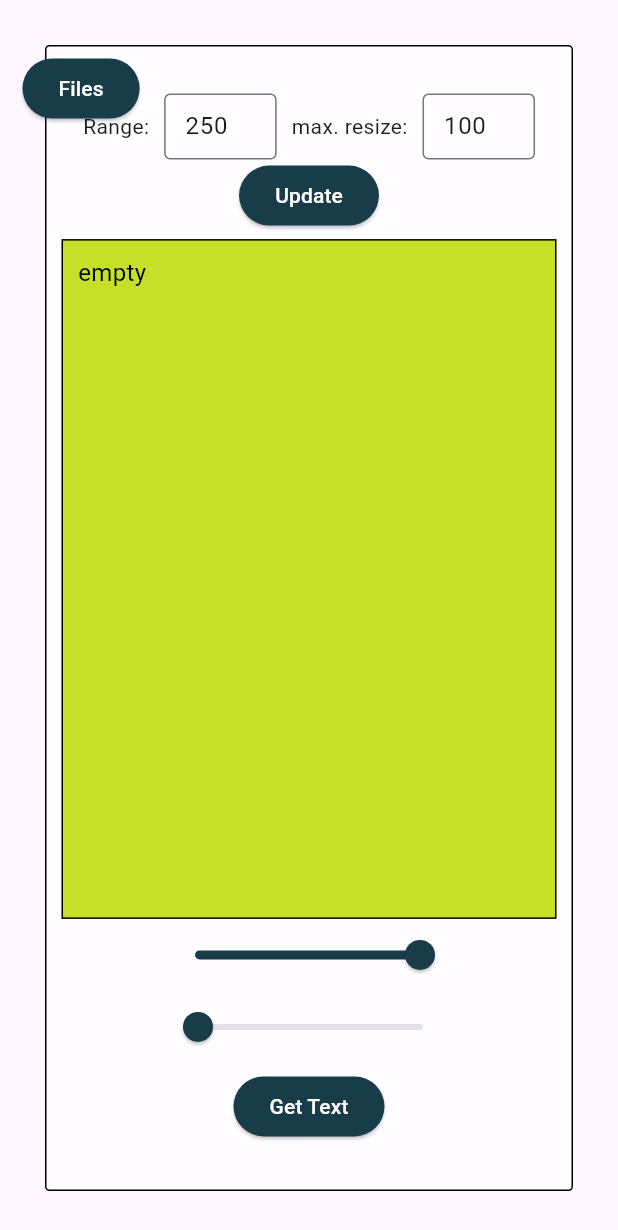
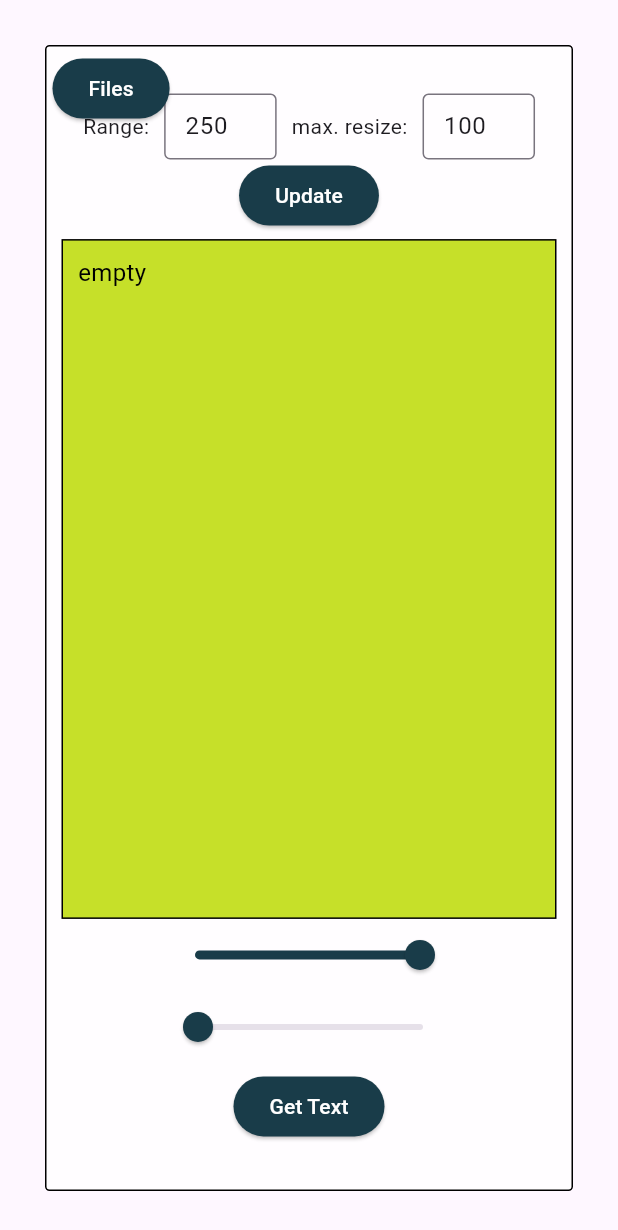
Before and after one commit to MichaPau/RandomReader-flutter, a Flutter app: the screen it shows after launch, after a tap on "Get Text", on a phone screen of 412 x 824 dp. Shown: the top 1230 px of the screen. Run offline on Flutter 3.47's test engine with Material 2 defaults, Android fonts, the phone set to English and light mode, and no system bars; our stand-ins replace file_picker, shared_preferences; missing offline and left inert: multi_split_view, window_manager; statements that could not run were skipped.

Commit message:
main updated

```diff
--- a/lib/main.dart
+++ b/lib/main.dart
@@ -1,19 +1,21 @@
-import 'dart:math';
-import 'dart:io';
+//import 'dart:math';
+//import 'dart:io';
 
 import 'package:flutter/material.dart';
 import 'package:flutter/services.dart';
 import 'package:flutter/rendering.dart';
 import 'package:provider/provider.dart';
 
-import 'package:file_picker/file_picker.dart';
+//import 'package:file_picker/file_picker.dart';
 import 'package:path/path.dart' as p;
 import 'package:multi_split_view/multi_split_view.dart';
-import 'package:shared_preferences/shared_preferences.dart';
+//import 'package:random_reader/modules/test_notification.dart';
+//import 'package:shared_preferences/shared_preferences.dart';
 import 'package:window_manager/window_manager.dart';
 
 //import 'dart:async';
 
+import 'state/app_state.dart';
 //import 'modules/test_widget.dart';
 
 void showLayoutGuidelines() {
@@ -34,197 +36,174 @@ class TextData {
   String fileName = "empty";
   String fileContent = "empty";
   String resultContent = 'empty';
-  //int resultLength = 0;
   int startIndex = 0;
   int endIndex = 0;
 }
 
-class UserSettings {
-  String bookDirectory = p.join(Directory.current.path, 'assets', 'books');
-  int selectedIndex = 0;
+// class UserSettings {
+//   String bookDirectory = p.join(Directory.current.path, 'assets', 'books');
+//   int selectedIndex = 0;
 
-  int resultLength = 250;
-  int rangeModifier = 100;
-}
+//   int resultLength = 250;
+//   int rangeModifier = 100;
+// }
 
-class MyAppState extends ChangeNotifier {
-  var info = "Info string";
-  //var bookDirPath = p.join(Directory.current.path, 'assets', 'books');
-  var fileNames = <String>[];
+// class MyAppState extends ChangeNotifier {
+//   var info = "Info string";
+//   var fileNames = <String>[];
 
-  //int selectedFileIndex = 0;
-  //int maxRange = 100;
+//   var textData = TextData();
+//   var userSettings = UserSettings();
 
-  var textData = TextData();
-  var userSettings = UserSettings();
+//   MyAppState() {
 
-  MyAppState() {
-    // _localPath.then((value) {
-    //   dir = Directory(value);
-    //   initFiles();
-    // });
+//     init();
 
-    init();
+//     textData.fileName = 'empty';
+//     textData.fileContent = 'empty';
+//     textData.resultContent = 'empty';
+//     textData.startIndex = 0;
+//     textData.endIndex = 0;
+//   }
 
-    textData.fileName = 'empty';
-    textData.fileContent = 'empty';
-    textData.resultContent = 'empty';
-    //textData.resultLength = 250;
-    textData.startIndex = 0;
-    textData.endIndex = 0;
-  }
-  // Future<String> get _localPath async {
-  //   final directory = Directory(bookDirPath);
+//   init() async {
+//     await loadSettings();
+//     await initFiles();
+//   }
 
-  //   return directory.path;
-  // }
+//   Future<void> loadSettings() async {
+//     var prefs = await SharedPreferences.getInstance();
 
-  init() async {
-    await loadSettings();
-    await initFiles();
-  }
+//     print("Default path:${userSettings.bookDirectory}");
+//     // if (prefs.containsKey("bookDirectory")) {
+//     //   userSettings.bookDirectory = prefs.getString("bookDirectory")!;
+//     // }
 
-  Future<void> loadSettings() async {
-    var prefs = await SharedPreferences.getInstance();
+//     if (prefs.containsKey("selectedIndex")) {
+//       userSettings.selectedIndex = prefs.getInt("selectedIndex")!;
+//     }
 
-    print("Default path:${userSettings.bookDirectory}");
-    // if (prefs.containsKey("bookDirectory")) {
-    //   userSettings.bookDirectory = prefs.getString("bookDirectory")!;
-    // }
+//     if (prefs.containsKey("resultLength")) {
+//       userSettings.resultLength = prefs.getInt("resultLength")!;
+//     }
+//     if (prefs.containsKey("rangeModifier")) {
+//       userSettings.rangeModifier = prefs.getInt("rangeModifier")!;
+//     }
 
-    if (prefs.containsKey("selectedIndex")) {
-      userSettings.selectedIndex = prefs.getInt("selectedIndex")!;
-    }
+//     print("selectedIndex(loadSettings):${userSettings.selectedIndex}");
+//   }
 
-    if (prefs.containsKey("resultLength")) {
-      userSettings.resultLength = prefs.getInt("resultLength")!;
-    }
-    if (prefs.containsKey("rangeModifier")) {
-      userSettings.rangeModifier = prefs.getInt("rangeModifier")!;
-    }
+//   Future<String> saveSettings() async {
+//     var prefs = await SharedPreferences.getInstance();
 
-    print("selectedIndex(loadSettings):${userSettings.selectedIndex}");
-  }
+//     prefs.setString("bookDirectory", userSettings.bookDirectory);
+//     prefs.setInt("selectedIndex", userSettings.selectedIndex);
+//     prefs.setInt("rangeModifier", userSettings.rangeModifier);
+//     prefs.setInt("resultLength", userSettings.resultLength);
 
-  Future<String> saveSettings() async {
-    var prefs = await SharedPreferences.getInstance();
+//     return "Saved";
+//   }
 
-    prefs.setString("bookDirectory", userSettings.bookDirectory);
-    prefs.setInt("selectedIndex", userSettings.selectedIndex);
-    prefs.setInt("rangeModifier", userSettings.rangeModifier);
-    prefs.setInt("resultLength", userSettings.resultLength);
+//   initFiles() async {
+//     final dir = Directory(userSettings.bookDirectory);
+//     fileNames = [];
+//     await for (var entity in dir.list(recursive: false, followLinks: false)) {
 
-    return "Saved";
-  }
+//       if (p.extension(entity.path) == '.txt') {
+//         fileNames.add(entity.path);
+//       }
+//     }
+//     if (userSettings.selectedIndex >= fileNames.length - 1) {
+//       userSettings.selectedIndex = fileNames.length - 1;
+//     }
 
-  initFiles() async {
-    final dir = Directory(userSettings.bookDirectory);
-    fileNames = [];
-    await for (var entity in dir.list(recursive: false, followLinks: false)) {
-      //print(p.canonicalize(entity.path));
-      //print(p.basenameWithoutExtension(entity.path));
-      if (p.extension(entity.path) == '.txt') {
-        fileNames.add(entity.path);
-      }
-    }
-    if (userSettings.selectedIndex >= fileNames.length - 1) {
-      userSettings.selectedIndex = fileNames.length - 1;
-    }
+//     notifyListeners();
+//   }
 
-    notifyListeners();
-  }
+//   pickDir() async {
+//     String? selectedDirectory = await FilePicker.platform.getDirectoryPath();
 
-  pickDir() async {
-    String? selectedDirectory = await FilePicker.platform.getDirectoryPath();
+//     if (selectedDirectory == null) {
+//     } else {
+//       print(selectedDirectory);
+//       userSettings.bookDirectory = selectedDirectory.toString();
+//       //saveSettings();
+//       initFiles();
+//     }
+//   }
 
-    if (selectedDirectory == null) {
-    } else {
-      print(selectedDirectory);
-      userSettings.bookDirectory = selectedDirectory.toString();
-      //saveSettings();
-      initFiles();
-    }
-  }
+//   changeSelection(value) {
+//     print("changeSelection: $value");
+//     userSettings.selectedIndex = value;
+//     //saveSettings();
+//     notifyListeners();
+//   }
 
-  changeSelection(value) {
-    print("changeSelection: $value");
-    //selectedFileIndex = value;
-    userSettings.selectedIndex = value;
-    //saveSettings();
-    notifyListeners();
-  }
+//   debugInfo() async {
+//     print('button pressed!');
+//   }
 
-  debugInfo() async {
-    print('button pressed!');
-    //print(dir);
+//   setMaxRange(value) {
 
-    // _localPath.then((value) {
-    //   print(value);
-    // });
-  }
+//     userSettings.rangeModifier = value;
+//     //saveSettings();
+//     notifyListeners();
+//   }
 
-  setMaxRange(value) {
-    //maxRange = value;
-    userSettings.rangeModifier = value;
-    //saveSettings();
-    notifyListeners();
-  }
+//   updateSettings(resultLength) {
 
-  updateSettings(resultLength) {
-    //textData.resultLength = resultLength;
+//     userSettings.resultLength = resultLength;
+//     //saveSettings();
+//     notifyListeners();
+//   }
 
-    userSettings.resultLength = resultLength;
-    //saveSettings();
-    notifyListeners();
-  }
+//   readFile() {
 
-  readFile() {
-    //var file = fileNames[selectedFileIndex];
-    var file = fileNames[userSettings.selectedIndex];
-    print(file);
+//     var file = fileNames[userSettings.selectedIndex];
+//     print(file);
 
-    try {
-      File(file).readAsString().then((String contents) {
-        textData.fileContent = contents;
+//     try {
+//       File(file).readAsString().then((String contents) {
+//         textData.fileContent = contents;
 
-        if (textData.fileContent.length <= userSettings.resultLength) {
-          userSettings.resultLength = contents.length - 5;
-        }
-        textData.startIndex = Random()
-            .nextInt(textData.fileContent.length - userSettings.resultLength);
-        textData.endIndex = textData.startIndex + userSettings.resultLength;
-        textData.resultContent =
-            contents.substring(textData.startIndex, textData.endIndex);
+//         if (textData.fileContent.length <= userSettings.resultLength) {
+//           userSettings.resultLength = contents.length - 5;
+//         }
+//         textData.startIndex = Random()
+//             .nextInt(textData.fileContent.length - userSettings.resultLength);
+//         textData.endIndex = textData.startIndex + userSettings.resultLength;
+//         textData.resultContent =
+//             contents.substring(textData.startIndex, textData.endIndex);
 
-        notifyListeners();
-      }).onError((error, stackTrace) {
-        print(error);
-        textData.resultContent = error.toString();
-        notifyListeners();
-      });
-    } catch (e) {
-      print(e);
-      textData.resultContent = e.toString();
-    }
-  }
+//         notifyListeners();
+//       }).onError((error, stackTrace) {
+//         print(error);
+//         textData.resultContent = error.toString();
+//         notifyListeners();
+//       });
+//     } catch (e) {
+//       print(e);
+//       textData.resultContent = e.toString();
+//     }
+//   }
 
-  updateRange(int startMod, int endMod) {
-    int newStartIndex = textData.startIndex + startMod;
-    if (newStartIndex < 0) {
-      newStartIndex = 0;
-    }
+//   updateRange(int startMod, int endMod) {
+//     int newStartIndex = textData.startIndex + startMod;
+//     if (newStartIndex < 0) {
+//       newStartIndex = 0;
+//     }
 
-    int newEndIndex = textData.endIndex + endMod;
+//     int newEndIndex = textData.endIndex + endMod;
 
-    if (newEndIndex > textData.fileContent.length - 1) {
-      newEndIndex = textData.fileContent.length - 1;
-    }
-    textData.resultContent =
-        textData.fileContent.substring(newStartIndex, newEndIndex);
+//     if (newEndIndex > textData.fileContent.length - 1) {
+//       newEndIndex = textData.fileContent.length - 1;
+//     }
+//     textData.resultContent =
+//         textData.fileContent.substring(newStartIndex, newEndIndex);
 
-    notifyListeners();
-  }
-}
+//     notifyListeners();
+//   }
+// }
 
 class MainApp extends StatelessWidget {
   const MainApp({super.key});
@@ -263,14 +242,15 @@ class MainApp extends StatelessWidget {
 
 class LeftPane extends StatelessWidget {
   final double marginRight;
-  LeftPane({this.marginRight = 5.0});
+  final double margins;
+  LeftPane({this.marginRight = 5.0, this.margins = 30.0});
 
   @override
   Widget build(BuildContext context) {
     var appState = context.watch<MyAppState>();
     return Container(
-      margin:
-          EdgeInsets.only(top: 30, bottom: 30, left: 30, right: marginRight),
+      margin: EdgeInsets.only(
+          top: margins, bottom: margins, left: margins, right: marginRight),
       padding: EdgeInsets.only(top: 5, bottom: 5, left: 5, right: 5),
       decoration: BoxDecoration(
         color: Color.fromARGB(255, 63, 156, 192),
@@ -336,7 +316,7 @@ class _RightPaneState extends State<RightPane> {
   double currentEndSliderValue = 0;
   double maxSliderValue = 100;
 
-  var textFieldHeight;
+  double? textFieldHeight;
 
   @override
   Widget build(BuildContext context) {
@@ -441,6 +421,18 @@ class _RightPaneState extends State<RightPane> {
                     child: Text('Get Text'),
                   ),
                 ),
+                // How to use Notifications from child widgets
+                // SizedBox(
+                //   height: 5,
+                // ),
+                // NotificationListener(
+                //   child: NotificationWidget(),
+                //   onNotification: (DemoNotification n) {
+                //     print('Received notification');
+                //     print(n.value);
+                //     return true;
+                //   },
+                // )
               ],
             ),
           ),
@@ -456,7 +448,7 @@ class MyHomePage extends StatefulWidget {
 }
 
 class _MyHomePageState extends State<MyHomePage> with WindowListener {
-  var appState;
+  MyAppState? appState;
   final GlobalKey<ScaffoldState> _key = GlobalKey<ScaffoldState>();
 
   MultiSplitViewController _splitController = MultiSplitViewController(
@@ -481,7 +473,9 @@ class _MyHomePageState extends State<MyHomePage> with WindowListener {
   @override
   void onWindowClose() async {
     print("onWindowsClose");
-    await appState.saveSettings().then((res) => print("Settings saved"));
+    if (appState != null) {
+      await appState!.saveSettings().then((res) => print("Settings saved"));
+    }
   }
 
   @override
@@ -509,7 +503,7 @@ class _MyHomePageState extends State<MyHomePage> with WindowListener {
             ),
             Positioned(
               top: 35,
-              left: 15,
+              left: 35,
               child: ElevatedButton(
                   onPressed: () {
                     _key.currentState!.openDrawer();
@@ -519,9 +513,25 @@ class _MyHomePageState extends State<MyHomePage> with WindowListener {
           ],
         ),
         drawer: Drawer(
-          child: LeftPane(
-            marginRight: 30,
-          ),
+          shape: Border.all(color: Colors.black),
+          child: Stack(fit: StackFit.expand, children: [
+            LeftPane(
+              margins: 5,
+              marginRight: 5,
+            ),
+            Positioned.fill(
+                child: Align(
+              alignment: Alignment.topRight,
+              child: IconButton(
+                  onPressed: () {
+                    _key.currentState!.closeDrawer();
+                  },
+                  icon: Icon(
+                    Icons.pets,
+                    color: Colors.black,
+                  )),
+            ))
+          ]),
         ),
       );
     }
```
